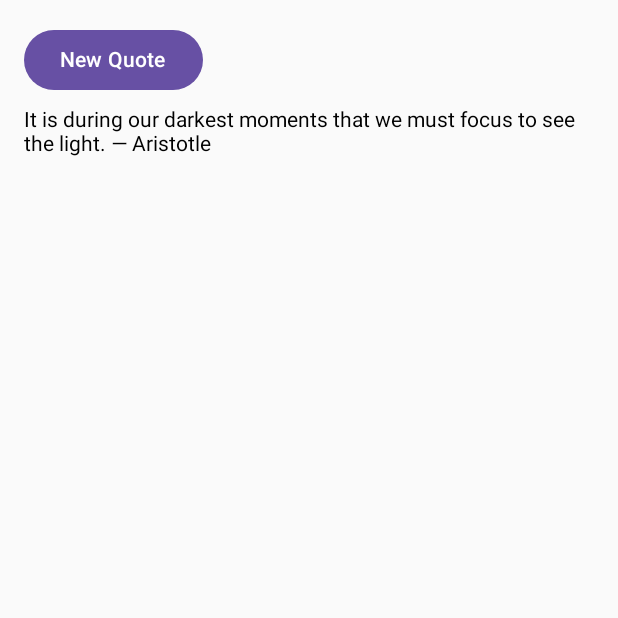
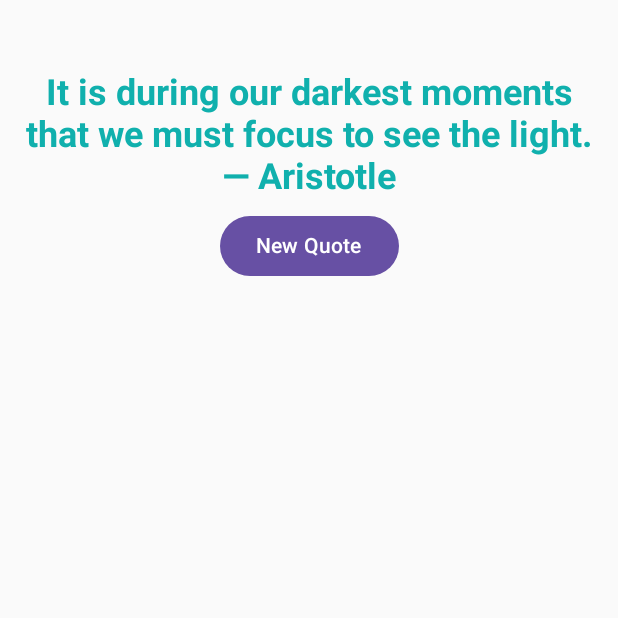
Before and after one commit to arien97/hw2-motivational-quote, an Android app built with Jetpack Compose: the screen it shows after launch (MainActivity), on a phone screen of 412 x 824 dp, the top half of it. Run offline under Robolectric (Android 15) with nearby library versions, the phone set to English and light mode, and no system bars.

Commit message:
made styling changes

```diff
--- a/app/src/main/java/com/example/hw2motivationalquote/MainActivity.kt
+++ b/app/src/main/java/com/example/hw2motivationalquote/MainActivity.kt
@@ -16,9 +16,13 @@ import androidx.compose.runtime.getValue
 import androidx.compose.runtime.mutableStateOf
 import androidx.compose.runtime.remember
 import androidx.compose.runtime.setValue
+import androidx.compose.ui.Alignment
 import androidx.compose.ui.Modifier
+import androidx.compose.ui.graphics.Color
+import androidx.compose.ui.text.font.FontWeight
 import androidx.compose.ui.tooling.preview.Preview
 import androidx.compose.ui.unit.dp
+import androidx.compose.ui.unit.sp
 import com.example.hw2motivationalquote.ui.theme.HW2MotivationalQuoteTheme
 import kotlin.random.Random
 
@@ -40,15 +44,22 @@ fun displayQuote() {
 
     Column(
         modifier = Modifier.padding(16.dp),
-        verticalArrangement = Arrangement.spacedBy(8.dp)
+        verticalArrangement = Arrangement.spacedBy(8.dp),
+        horizontalAlignment = Alignment.CenterHorizontally,
     ) {
+        Text(
+            text = q,
+            modifier = Modifier.padding(top = 32.dp),
+            color = Color(0xff10b0ad),
+            textAlign = androidx.compose.ui.text.style.TextAlign.Center,
+            fontSize = 24.sp,
+            fontWeight = FontWeight.Bold,
+        )
+
         Button(onClick = { q = generateQuote() }) {
             Text(text = "New Quote")
         }
 
-        Text(
-            text = q
-        )
     }
 
 }
```
